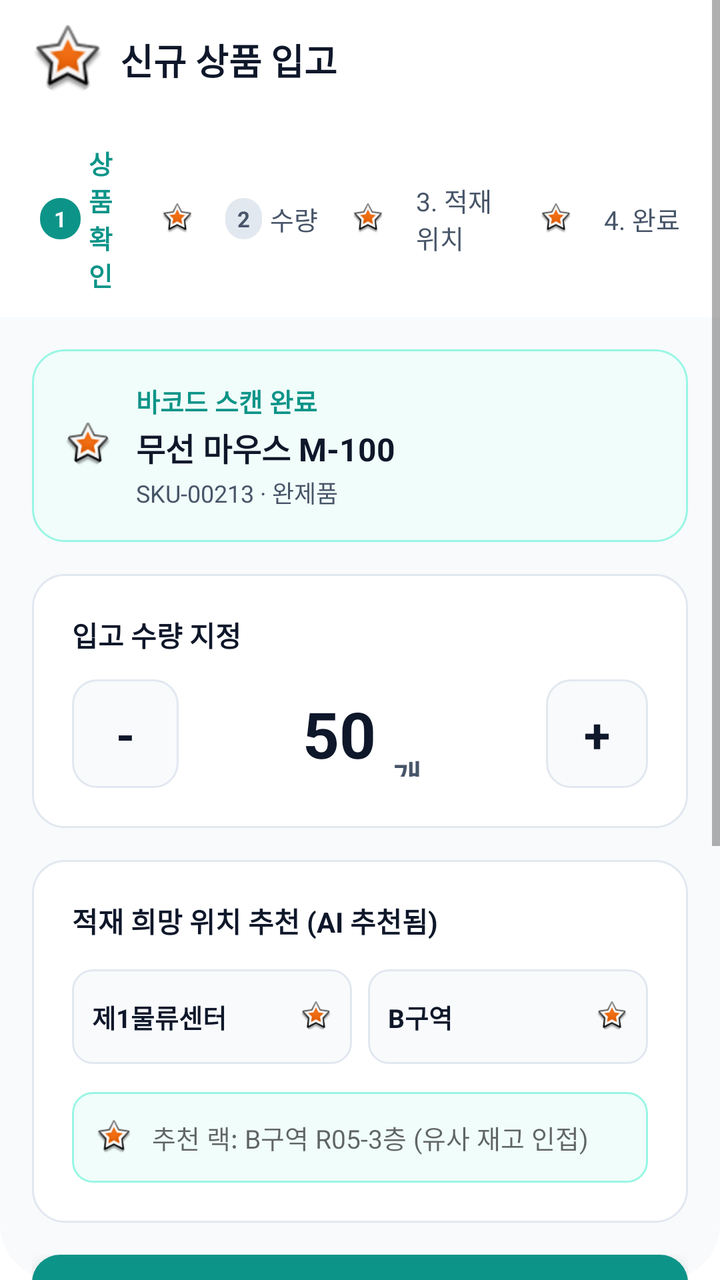
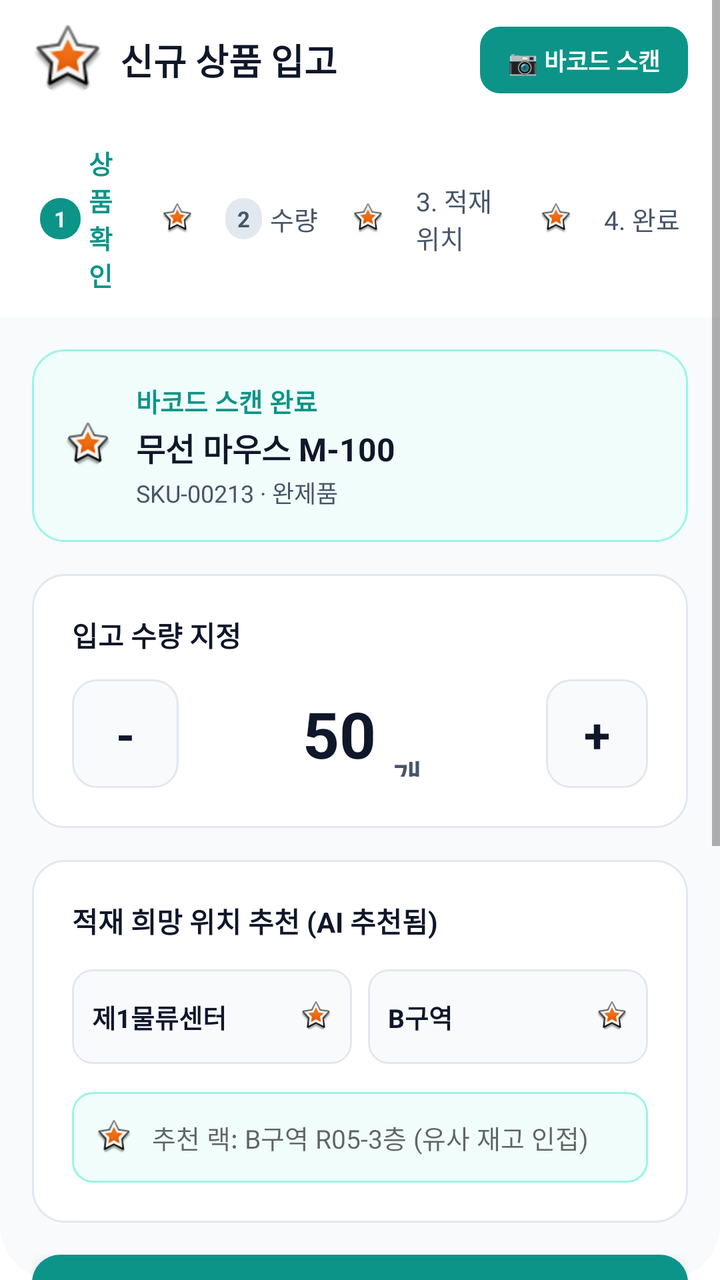

Two renders of the same Android screen: before a commit and after it. Below are the layout's source before the change and the commit's diff.
<!-- AndroidManifest.xml: application theme Theme.MaterialComponents.DayNight.NoActionBar -->
<!-- res/layout/activity_inbound.xml -->
<LinearLayout 
	xmlns:android="http://schemas.android.com/apk/res/android"
	xmlns:tools="http://schemas.android.com/tools"
	xmlns:app="http://schemas.android.com/apk/res-auto"
	android:background="#FFFFFF"
	android:clipChildren="false"
	android:clipToPadding="false"
	android:orientation="vertical"
	android:layout_width="match_parent"
	android:layout_height="match_parent">
	<ScrollView 
		android:clipChildren="false"
		android:clipToPadding="false"
		android:id="@+id/r59bif74mk2k"
		android:layout_width="match_parent"
		android:layout_height="wrap_content"
		android:layout_weight="1"
		android:background="@drawable/cr28bf8fafc">
		<LinearLayout
			android:layout_width="match_parent"
			android:layout_height="match_parent"
			android:clipChildren="false"
			android:clipToPadding="false"
			android:orientation="vertical">
			<LinearLayout
				android:id="@+id/rvno944oslod"
				android:layout_width="match_parent"
				android:layout_height="wrap_content"
				android:layout_marginBottom="166dp"
				android:orientation="vertical">
				<LinearLayout
					android:id="@+id/rojl7nfqetw"
					android:layout_width="match_parent"
					android:layout_height="wrap_content"
					android:gravity="center_vertical"
					android:paddingVertical="11dp"
					android:paddingHorizontal="20dp"
					android:visibility="gone"
					android:orientation="horizontal">
					<TextView
						android:id="@+id/r3isuezz1qwq"
						android:textColor="#0F172A"
						android:textSize="14sp"
						android:textStyle="bold"
						android:layout_height="wrap_content"
						android:layout_width="wrap_content"
						android:text=""
					/>
					<View
						android:layout_width="0dp"
						android:layout_height="0dp"
						android:layout_weight="1"
					 />
					<ImageView
						android:id="@+id/r2z29mgruyhb"
						android:layout_width="72dp"
						android:layout_height="18dp"
						android:src="@android:drawable/star_big_on"
						android:scaleType="fitXY"
					/>
				</LinearLayout>
				<LinearLayout
					android:id="@+id/rc6q664tvrev"
					android:layout_width="match_parent"
					android:layout_height="wrap_content"
					android:gravity="center_vertical"
					android:background="#FFFFFF"
					android:paddingVertical="12dp"
					android:paddingHorizontal="16dp"
					android:orientation="horizontal">
					<com.google.android.material.imageview.ShapeableImageView
						android:id="@+id/btn_inbound_back"
						app:shapeAppearanceOverlay="@style/cr20"
						android:layout_width="36dp"
						android:layout_height="36dp"
						android:layout_marginEnd="8dp"
						android:src="@android:drawable/star_big_on"
						android:scaleType="fitXY"
						android:clickable="true"
						android:focusable="true"
					/>
					<TextView
						android:id="@+id/r1iowvjclgcb"
						android:textColor="#0F172A"
						android:textSize="18sp"
						android:textStyle="bold"
						android:layout_height="wrap_content"
						android:layout_width="wrap_content"
						android:text="신규 상품 입고"
					/>
				</LinearLayout>
				<LinearLayout
					android:id="@+id/rf6mzrag5tcl"
					android:layout_width="match_parent"
					android:layout_height="wrap_content"
					android:gravity="center_vertical"
					android:background="#FFFFFF"
					android:paddingVertical="12dp"
					android:paddingHorizontal="20dp"
					android:orientation="horizontal">
					<LinearLayout
						android:id="@+id/rdh8ycmwkw49"
						android:layout_width="0dp"
						android:layout_height="wrap_content"
						android:layout_weight="1"
						android:gravity="center_vertical"
						android:layout_marginEnd="16dp"
						android:orientation="horizontal">
						<LinearLayout
							android:id="@+id/rspw89n74r3"
							android:layout_width="wrap_content"
							android:layout_height="wrap_content"
							android:background="@drawable/cr10b0d9488"
							android:paddingVertical="3dp"
							android:paddingHorizontal="7dp"
							android:layout_marginEnd="4dp"
							android:orientation="vertical">
							<TextView
								android:id="@+id/rtex5b1ic5ai"
								android:textColor="#FFFFFF"
								android:textSize="11sp"
								android:textStyle="bold"
								android:layout_height="wrap_content"
								android:layout_width="wrap_content"
								android:text="1"
							/>
						</LinearLayout>
						<TextView
							android:id="@+id/rqtoc30v8kal"
							android:textColor="#0D9488"
							android:textSize="13sp"
							android:textStyle="bold"
							android:layout_height="wrap_content"
							android:layout_width="wrap_content"
							android:text="상품확인"
						/>
					</LinearLayout>
					<ImageView
						android:id="@+id/r2qsfatr3m7j"
						android:layout_width="16dp"
						android:layout_height="16dp"
						android:layout_marginEnd="16dp"
						android:src="@android:drawable/star_big_on"
						android:scaleType="fitXY"
					/>
					<LinearLayout
						android:id="@+id/r332b38grad3"
						android:layout_width="wrap_content"
						android:layout_height="wrap_content"
						android:gravity="center_vertical"
						android:layout_marginEnd="17dp"
						android:orientation="horizontal">
						<LinearLayout
							android:id="@+id/rsgewdh5c7vo"
							android:layout_width="wrap_content"
							android:layout_height="wrap_content"
							android:background="@drawable/cr10be2e8f0"
							android:paddingVertical="3dp"
							android:paddingHorizontal="6dp"
							android:layout_marginEnd="4dp"
							android:orientation="vertical">
							<TextView
								android:id="@+id/rgadigfapzhr"
								android:textColor="#475569"
								android:textSize="11sp"
								android:textStyle="bold"
								android:layout_height="wrap_content"
								android:layout_width="wrap_content"
								android:text="2"
							/>
						</LinearLayout>
						<TextView
							android:id="@+id/rac3iajn7e5k"
							android:textColor="#475569"
							android:textSize="13sp"
							android:layout_height="wrap_content"
							android:layout_width="wrap_content"
							android:text="수량"
						/>
					</LinearLayout>
					<ImageView
						android:id="@+id/rz06v3snjqw"
						android:layout_width="16dp"
						android:layout_height="16dp"
						android:layout_marginEnd="16dp"
						android:src="@android:drawable/star_big_on"
						android:scaleType="fitXY"
					/>
					<LinearLayout
						android:id="@+id/ryioff22cy6"
						android:layout_width="0dp"
						android:layout_height="wrap_content"
						android:layout_weight="1"
						android:layout_marginEnd="17dp"
						android:orientation="vertical">
						<TextView
							android:id="@+id/rvdq040wxgc9"
							android:textColor="#475569"
							android:textSize="13sp"
							android:layout_height="wrap_content"
							android:layout_width="wrap_content"
							android:text="3. 적재위치"
						/>
					</LinearLayout>
					<ImageView
						android:id="@+id/rz17npri7jm"
						android:layout_width="16dp"
						android:layout_height="16dp"
						android:layout_marginEnd="16dp"
						android:src="@android:drawable/star_big_on"
						android:scaleType="fitXY"
					/>
					<TextView
						android:id="@+id/rv033a2hxpsq"
						android:textColor="#475569"
						android:textSize="13sp"
						android:layout_height="wrap_content"
						android:layout_width="wrap_content"
						android:text="4. 완료"
					/>
				</LinearLayout>
				<LinearLayout
					android:id="@+id/rde6rf3m5m7w"
					android:layout_width="match_parent"
					android:layout_height="wrap_content"
					android:padding="16dp"
					android:orientation="vertical">
					<LinearLayout
						android:id="@+id/rx7jsutz28s"
						android:layout_width="match_parent"
						android:layout_height="wrap_content"
						android:gravity="center_vertical"
						android:background="@drawable/s99f6e4sw1cr16bf0fdfa"
						android:padding="16dp"
						android:layout_marginBottom="16dp"
						android:orientation="horizontal">
						<com.google.android.material.imageview.ShapeableImageView
							android:id="@+id/r9vqbrvdq3ns"
							app:shapeAppearanceOverlay="@style/cr16"
							android:layout_width="24dp"
							android:layout_height="24dp"
							android:layout_marginEnd="12dp"
							android:src="@android:drawable/star_big_on"
							android:scaleType="fitXY"
						/>
						<LinearLayout
							android:id="@+id/r6ql0an3bm52"
							android:layout_width="0dp"
							android:layout_height="wrap_content"
							android:layout_weight="1"
							android:orientation="vertical">
							<TextView
								android:id="@+id/ry72mexneu1"
								android:textColor="#0D9488"
								android:textSize="13sp"
								android:textStyle="bold"
								android:layout_marginBottom="2dp"
								android:layout_height="wrap_content"
								android:layout_width="wrap_content"
								android:text="바코드 스캔 완료"
							/>
							<TextView
								android:id="@+id/rjjkv3y17qpj"
								android:textColor="#0F172A"
								android:textSize="16sp"
								android:textStyle="bold"
								android:layout_marginBottom="2dp"
								android:layout_height="wrap_content"
								android:layout_width="wrap_content"
								android:text="무선 마우스 M-100"
							/>
							<TextView
								android:id="@+id/riyziqnlx3tr"
								android:textColor="#475569"
								android:textSize="12sp"
								android:layout_height="wrap_content"
								android:layout_width="wrap_content"
								android:text="SKU-00213 · 완제품"
							/>
						</LinearLayout>
					</LinearLayout>
					<LinearLayout
						android:id="@+id/ry6mu1vtpdqr"
						android:layout_width="match_parent"
						android:layout_height="wrap_content"
						android:background="@drawable/se2e8f0sw1cr16bffffff"
						android:paddingVertical="20dp"
						android:paddingRight="20dp"
						android:layout_marginBottom="16dp"
						android:orientation="vertical">
						<TextView
							android:id="@+id/r2egq2e8ngp"
							android:textColor="#0F172A"
							android:textSize="14sp"
							android:textStyle="bold"
							android:layout_marginBottom="12dp"
							android:layout_marginStart="20dp"
							android:layout_height="wrap_content"
							android:layout_width="wrap_content"
							android:text="입고 수량 지정"
						/>
						<LinearLayout
							android:id="@+id/rnpslh1zgua"
							android:layout_width="match_parent"
							android:layout_height="wrap_content"
							android:gravity="center_vertical"
							android:layout_marginStart="20dp"
							android:orientation="horizontal">
							<LinearLayout
								android:id="@+id/r6kcaduuock3"
								android:layout_width="wrap_content"
								android:layout_height="wrap_content"
								android:background="@drawable/se2e8f0sw1cr12bf8fafc"
								android:paddingVertical="11dp"
								android:paddingHorizontal="22dp"
								android:clickable="true"
								android:focusable="true"
								android:orientation="vertical">
								<TextView
									android:id="@+id/rdd4gfwmzsd"
									android:textColor="#0F172A"
									android:textSize="24sp"
									android:textStyle="bold"
									android:layout_height="wrap_content"
									android:layout_width="wrap_content"
									android:text="-"
								/>
							</LinearLayout>
							<View
								android:layout_width="0dp"
								android:layout_height="0dp"
								android:layout_weight="1"
							 />
							<LinearLayout
								android:id="@+id/rqe6l2f55qx"
								android:layout_width="wrap_content"
								android:layout_height="wrap_content"
								android:orientation="horizontal">
								<TextView
									android:id="@+id/r7qhv91u4328"
									android:textColor="#0F172A"
									android:textSize="32sp"
									android:textStyle="bold"
									android:layout_marginEnd="8dp"
									android:layout_height="wrap_content"
									android:layout_width="wrap_content"
									android:text="50"
								/>
								<TextView
									android:id="@+id/rt0n1mrnhvxo"
									android:textColor="#475569"
									android:textSize="16sp"
									android:textStyle="bold"
									android:layout_marginTop="15dp"
									android:layout_height="wrap_content"
									android:layout_width="wrap_content"
									android:text="개"
								/>
							</LinearLayout>
							<View
								android:layout_width="0dp"
								android:layout_height="0dp"
								android:layout_weight="1"
							 />
							<LinearLayout
								android:id="@+id/r44de9a9hkn"
								android:layout_width="wrap_content"
								android:layout_height="wrap_content"
								android:background="@drawable/se2e8f0sw1cr12bf8fafc"
								android:paddingVertical="11dp"
								android:paddingHorizontal="19dp"
								android:clickable="true"
								android:focusable="true"
								android:orientation="vertical">
								<TextView
									android:id="@+id/r23ilyigmprl"
									android:textColor="#0F172A"
									android:textSize="24sp"
									android:textStyle="bold"
									android:layout_height="wrap_content"
									android:layout_width="wrap_content"
									android:text="+"
								/>
							</LinearLayout>
						</LinearLayout>
					</LinearLayout>
					<LinearLayout
						android:id="@+id/rpjmoz9hp7ls"
						android:layout_width="match_parent"
						android:layout_height="wrap_content"
						android:background="@drawable/se2e8f0sw1cr16bffffff"
						android:paddingVertical="20dp"
						android:paddingRight="20dp"
						android:layout_marginBottom="16dp"
						android:orientation="vertical">
						<TextView
							android:id="@+id/r8cpa8tw4spu"
							android:textColor="#0F172A"
							android:textSize="14sp"
							android:textStyle="bold"
							android:layout_marginBottom="14dp"
							android:layout_marginStart="20dp"
							android:layout_height="wrap_content"
							android:layout_width="wrap_content"
							android:text="적재 희망 위치 추천 (AI 추천됨)"
						/>
						<LinearLayout
							android:id="@+id/r2ic6z3jxxdf"
							android:layout_width="match_parent"
							android:layout_height="wrap_content"
							android:gravity="center_vertical"
							android:layout_marginBottom="14dp"
							android:layout_marginStart="20dp"
							android:orientation="horizontal">
							<LinearLayout
								android:id="@+id/rw7u54nm2y9d"
								android:layout_width="0dp"
								android:layout_height="wrap_content"
								android:layout_weight="1"
								android:gravity="center_vertical"
								android:background="@drawable/se2e8f0sw1cr10bf8fafc"
								android:paddingVertical="14dp"
								android:paddingHorizontal="10dp"
								android:layout_marginEnd="8dp"
								android:orientation="horizontal">
								<TextView
									android:id="@+id/raelfay8mt9"
									android:textColor="#0F172A"
									android:textSize="13sp"
									android:textStyle="bold"
									android:layout_height="wrap_content"
									android:layout_width="wrap_content"
									android:text="제1물류센터"
								/>
								<View
									android:layout_width="0dp"
									android:layout_height="0dp"
									android:layout_weight="1"
								 />
								<com.google.android.material.imageview.ShapeableImageView
									android:id="@+id/r5fn4vu8h1zv"
									app:shapeAppearanceOverlay="@style/cr10"
									android:layout_width="16dp"
									android:layout_height="16dp"
									android:src="@android:drawable/star_big_on"
									android:scaleType="fitXY"
								/>
							</LinearLayout>
							<LinearLayout
								android:id="@+id/r24o4qvkkzyl"
								android:layout_width="0dp"
								android:layout_height="wrap_content"
								android:layout_weight="1"
								android:gravity="center_vertical"
								android:background="@drawable/se2e8f0sw1cr10bf8fafc"
								android:paddingVertical="14dp"
								android:paddingHorizontal="10dp"
								android:orientation="horizontal">
								<TextView
									android:id="@+id/ryrloh5k3lg"
									android:textColor="#0F172A"
									android:textSize="13sp"
									android:textStyle="bold"
									android:layout_height="wrap_content"
									android:layout_width="wrap_content"
									android:text="B구역"
								/>
								<View
									android:layout_width="0dp"
									android:layout_height="0dp"
									android:layout_weight="1"
								 />
								<com.google.android.material.imageview.ShapeableImageView
									android:id="@+id/r5brvw8zo9fb"
									app:shapeAppearanceOverlay="@style/cr10"
									android:layout_width="16dp"
									android:layout_height="16dp"
									android:src="@android:drawable/star_big_on"
									android:scaleType="fitXY"
								/>
							</LinearLayout>
						</LinearLayout>
						<LinearLayout
							android:id="@+id/r8eiarm5jzks"
							android:layout_width="match_parent"
							android:layout_height="wrap_content"
							android:gravity="center_vertical"
							android:background="@drawable/s99f6e4sw1cr10bf0fdfa"
							android:layout_marginStart="20dp"
							android:orientation="horizontal">
							<com.google.android.material.imageview.ShapeableImageView
								android:id="@+id/r7cgzthr5y5s"
								app:shapeAppearanceOverlay="@style/cr10"
								android:layout_width="18dp"
								android:layout_height="18dp"
								android:layout_marginStart="12dp"
								android:layout_marginEnd="10dp"
								android:src="@android:drawable/star_big_on"
								android:scaleType="fitXY"
							/>
							<EditText
								android:inputType="text"
								android:hint="추천 랙: B구역 R05-3층 (유사 재고 인접)"
								android:background="@null"
								android:id="@+id/r9d214a21z9"
								android:textColor="#0F172A"
								android:textSize="13sp"
								android:layout_marginEnd="4dp"
								android:layout_width="0dp"
								android:layout_height="wrap_content"
								android:layout_weight="1"
								android:paddingVertical="13dp"
							/>
						</LinearLayout>
					</LinearLayout>
					<LinearLayout
						android:id="@+id/r79z7us4eolb"
						android:layout_width="match_parent"
						android:layout_height="wrap_content"
						android:gravity="center_horizontal"
						android:orientation="vertical">
						<LinearLayout
							android:id="@+id/rzf39icr5vo"
							android:layout_width="match_parent"
							android:layout_height="wrap_content"
							android:gravity="center_horizontal"
							android:background="@drawable/cr14b0d9488"
							android:paddingVertical="17dp"
							android:layout_marginBottom="8dp"
							android:elevation="12dp"
							android:clickable="true"
							android:focusable="true"
							android:orientation="vertical">
							<TextView
								android:id="@+id/r88s67e4iufp"
								android:textColor="#FFFFFF"
								android:textSize="16sp"
								android:textStyle="bold"
								android:layout_height="wrap_content"
								android:layout_width="wrap_content"
								android:text="입고 완료"
							/>
						</LinearLayout>
						<TextView
							android:id="@+id/re2dwj0kxs36"
							android:textColor="#94A3B8"
							android:textSize="12sp"
							android:layout_height="wrap_content"
							android:layout_width="wrap_content"
							android:text="처리 즉시 ERP 재고 시스템에 실시간 반영됩니다."
						/>
					</LinearLayout>
				</LinearLayout>
			</LinearLayout>
			<RelativeLayout
				android:id="@+id/ran5ih6kth08"
				android:layout_width="match_parent"
				android:layout_height="wrap_content"
				android:clipChildren="false"
				android:clipToPadding="false"
				>
				<LinearLayout
					android:layout_width="match_parent"
					android:layout_height="wrap_content"
					android:clipChildren="false"
					android:clipToPadding="false"
					android:orientation="vertical">
					<LinearLayout
						android:id="@+id/ru5ej9jzrlgg"
						android:layout_width="match_parent"
						android:layout_height="wrap_content"
						android:background="#FFFFFF"
						android:paddingHorizontal="12dp"
						android:orientation="horizontal">
						<ImageView
							android:id="@+id/rk8n6y9k570b"
							android:layout_width="0dp"
							android:layout_height="52dp"
							android:layout_weight="1"
							android:layout_marginVertical="12dp"
							android:layout_marginEnd="44dp"
							android:src="@android:drawable/star_big_on"
							android:scaleType="fitXY"
						/>
						<LinearLayout
							android:id="@+id/r14gqtmenhf1e"
							android:layout_width="0dp"
							android:layout_height="wrap_content"
							android:layout_weight="1"
							android:gravity="center_horizontal"
							android:paddingVertical="6dp"
							android:layout_marginTop="12dp"
							android:layout_marginEnd="11dp"
							android:orientation="vertical">
							<ImageView
								android:id="@+id/rwd9isb2oxqe"
								android:layout_width="22dp"
								android:layout_height="22dp"
								android:layout_marginBottom="4dp"
								android:src="@android:drawable/star_big_on"
								android:scaleType="fitXY"
							/>
							<TextView
								android:id="@+id/rh7dooqgjyle"
								android:textColor="#475569"
								android:textSize="11sp"
								android:layout_height="wrap_content"
								android:layout_width="wrap_content"
								android:text="재고"
							/>
						</LinearLayout>
						<TextView
							android:id="@+id/rgomt01hrsm"
							android:textColor="#0D9488"
							android:textSize="11sp"
							android:textStyle="bold"
							android:layout_marginTop="40dp"
							android:layout_marginEnd="13dp"
							android:layout_height="wrap_content"
							android:layout_width="wrap_content"
							android:text="스캔"
						/>
						<LinearLayout
							android:id="@+id/r0raiyfo8vnl"
							android:layout_width="0dp"
							android:layout_height="wrap_content"
							android:layout_weight="1"
							android:gravity="center_horizontal"
							android:paddingVertical="6dp"
							android:layout_marginTop="12dp"
							android:layout_marginEnd="44dp"
							android:orientation="vertical">
							<ImageView
								android:id="@+id/r46gl7w0vf2j"
								android:layout_width="22dp"
								android:layout_height="22dp"
								android:layout_marginBottom="4dp"
								android:src="@android:drawable/star_big_on"
								android:scaleType="fitXY"
							/>
							<TextView
								android:id="@+id/r3z84re6lopt"
								android:textColor="#0D9488"
								android:textSize="11sp"
								android:textStyle="bold"
								android:layout_height="wrap_content"
								android:layout_width="wrap_content"
								android:text="작업"
							/>
						</LinearLayout>
						<LinearLayout
							android:id="@+id/rovr3324r3q"
							android:layout_width="0dp"
							android:layout_height="wrap_content"
							android:layout_weight="1"
							android:gravity="center_horizontal"
							android:paddingVertical="6dp"
							android:layout_marginTop="12dp"
							android:orientation="vertical">
							<ImageView
								android:id="@+id/rsf672vle6zd"
								android:layout_width="22dp"
								android:layout_height="22dp"
								android:layout_marginBottom="4dp"
								android:src="@android:drawable/star_big_on"
								android:scaleType="fitXY"
							/>
							<TextView
								android:id="@+id/rwsghmhc9f4"
								android:textColor="#475569"
								android:textSize="11sp"
								android:layout_height="wrap_content"
								android:layout_width="wrap_content"
								android:text="더보기"
							/>
						</LinearLayout>
					</LinearLayout>
				</LinearLayout>
				<LinearLayout
					android:id="@+id/rpz9rnnrrc3"
					android:layout_marginTop="-17dp"
					android:layout_width="wrap_content"
					android:layout_height="wrap_content"
					android:layout_centerHorizontal="true"
					android:gravity="center_horizontal"
					android:clipChildren="false"
					android:clipToPadding="false"
					android:orientation="vertical">
					<com.google.android.material.imageview.ShapeableImageView
						android:id="@+id/r8gqcrdwn809"
						app:shapeAppearanceOverlay="@style/cr29"
						android:layout_width="58dp"
						android:layout_height="58dp"
						android:src="@android:drawable/star_big_on"
						android:scaleType="fitXY"
					/>
				</LinearLayout>
			</RelativeLayout>
		</LinearLayout>
	</ScrollView>
</LinearLayout>
<!-- resources referenced by this layout -->
<resources>
  <!-- drawable cr10b0d9488 (drawable) -->
  <?xml version="1.0" encoding="UTF-8"?>
  <shape
  	xmlns:android="http://schemas.android.com/apk/res/android">
  	<solid
  		android:color="#0D9488"
  	/>
  	<corners
  		android:radius="10dp"
  	/>      
  </shape>
  <!-- drawable cr10be2e8f0 (drawable) -->
  <?xml version="1.0" encoding="UTF-8"?>
  <shape
  	xmlns:android="http://schemas.android.com/apk/res/android">
  	<solid
  		android:color="#E2E8F0"
  	/>
  	<corners
  		android:radius="10dp"
  	/>      
  </shape>
  <!-- drawable cr14b0d9488 (drawable) -->
  <?xml version="1.0" encoding="UTF-8"?>
  <shape
  	xmlns:android="http://schemas.android.com/apk/res/android">
  	<solid
  		android:color="#0D9488"
  	/>
  	<corners
  		android:radius="14dp"
  	/>      
  </shape>
  <!-- drawable cr28bf8fafc (drawable) -->
  <?xml version="1.0" encoding="UTF-8"?>
  <shape
  	xmlns:android="http://schemas.android.com/apk/res/android">
  	<solid
  		android:color="#F8FAFC"
  	/>
  	<corners
  		android:radius="28dp"
  	/>      
  </shape>
  <!-- drawable s99f6e4sw1cr10bf0fdfa (drawable) -->
  <?xml version="1.0" encoding="UTF-8"?>
  <shape
  	xmlns:android="http://schemas.android.com/apk/res/android">
  	<solid
  		android:color="#F0FDFA"
  	/>
  	<stroke
  		android:color="#99F6E4"
  		android:width="1dp"
  	/>       
  	<corners
  		android:radius="10dp"
  	/>      
  </shape>
  <!-- drawable s99f6e4sw1cr16bf0fdfa (drawable) -->
  <?xml version="1.0" encoding="UTF-8"?>
  <shape
  	xmlns:android="http://schemas.android.com/apk/res/android">
  	<solid
  		android:color="#F0FDFA"
  	/>
  	<stroke
  		android:color="#99F6E4"
  		android:width="1dp"
  	/>       
  	<corners
  		android:radius="16dp"
  	/>      
  </shape>
  <!-- drawable se2e8f0sw1cr10bf8fafc (drawable) -->
  <?xml version="1.0" encoding="UTF-8"?>
  <shape
  	xmlns:android="http://schemas.android.com/apk/res/android">
  	<solid
  		android:color="#F8FAFC"
  	/>
  	<stroke
  		android:color="#E2E8F0"
  		android:width="1dp"
  	/>       
  	<corners
  		android:radius="10dp"
  	/>      
  </shape>
  <!-- drawable se2e8f0sw1cr12bf8fafc (drawable) -->
  <?xml version="1.0" encoding="UTF-8"?>
  <shape
  	xmlns:android="http://schemas.android.com/apk/res/android">
  	<solid
  		android:color="#F8FAFC"
  	/>
  	<stroke
  		android:color="#E2E8F0"
  		android:width="1dp"
  	/>       
  	<corners
  		android:radius="12dp"
  	/>      
  </shape>
  <!-- drawable se2e8f0sw1cr16bffffff (drawable) -->
  <?xml version="1.0" encoding="UTF-8"?>
  <shape
  	xmlns:android="http://schemas.android.com/apk/res/android">
  	<solid
  		android:color="#FFFFFF"
  	/>
  	<stroke
  		android:color="#E2E8F0"
  		android:width="1dp"
  	/>       
  	<corners
  		android:radius="16dp"
  	/>      
  </shape>
  <style name="cr10">
  		<item name="cornerSize">10dp</item>
  	</style>
  <style name="cr16">
  		<item name="cornerSize">16dp</item>
  	</style>
  <style name="cr20">
  		<item name="cornerSize">20dp</item>
  	</style>
  <style name="cr29">
  		<item name="cornerSize">29dp</item>
  	</style>
</resources>

<!-- the commit's change to res/layout/activity_inbound.xml (unified diff, before → after) -->
@@ -88,6 +88,25 @@
 						android:layout_width="wrap_content"
 						android:text="신규 상품 입고"
 					/>
+					<View
+						android:layout_width="0dp"
+						android:layout_height="0dp"
+						android:layout_weight="1"
+					/>
+					<TextView
+						android:id="@+id/btnTopBarcodeScan"
+						android:textColor="#FFFFFF"
+						android:textSize="12sp"
+						android:textStyle="bold"
+						android:background="@drawable/cr10b0d9488"
+						android:paddingVertical="8dp"
+						android:paddingHorizontal="14dp"
+						android:clickable="true"
+						android:focusable="true"
+						android:layout_height="wrap_content"
+						android:layout_width="wrap_content"
+						android:text="📷 바코드 스캔"
+					/>
 				</LinearLayout>
 				<LinearLayout
 					android:id="@+id/rf6mzrag5tcl"
@@ -500,6 +519,7 @@
 							/>
 							<EditText
 								android:inputType="text"
+								android:privateImeOptions="defaultInputmode=korean"
 								android:hint="추천 랙: B구역 R05-3층 (유사 재고 인접)"
 								android:background="@null"
 								android:id="@+id/r9d214a21z9"
